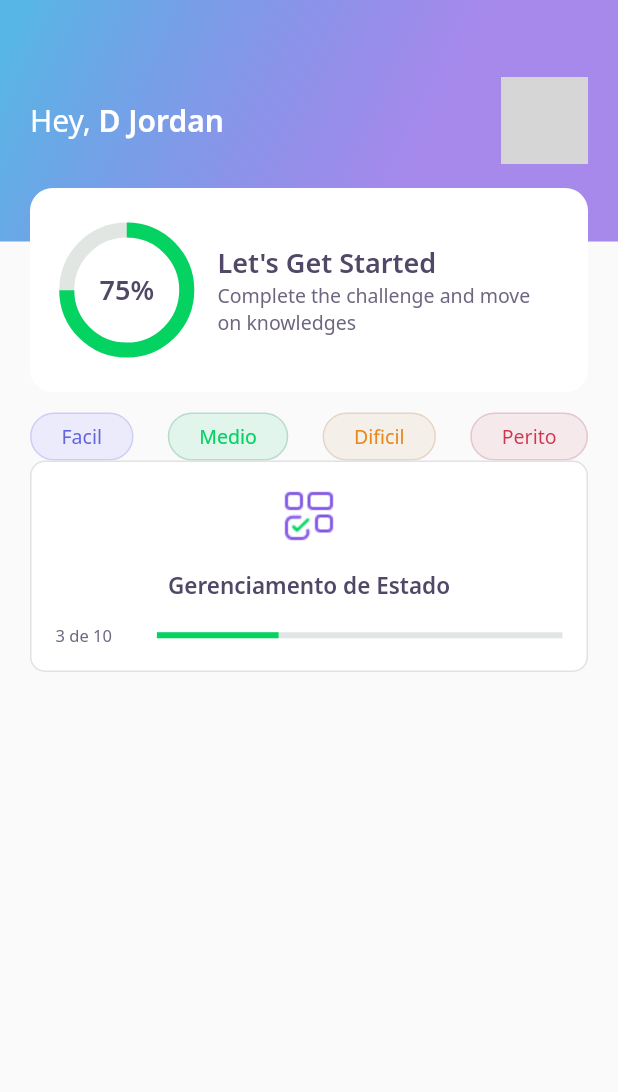
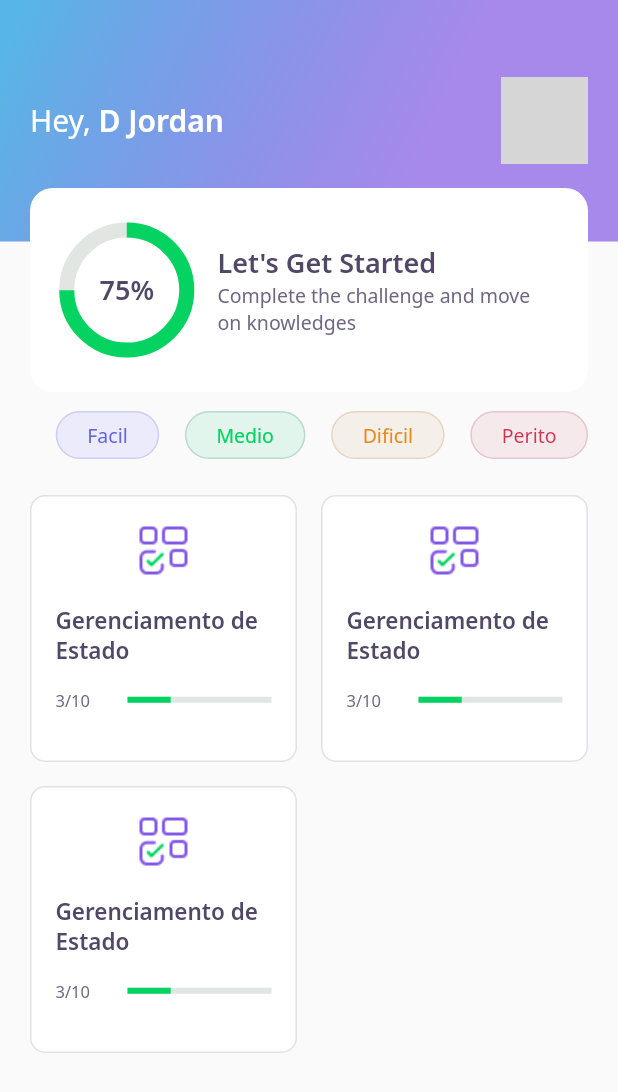
Before and after one commit to MarceloJSCesar/Dev-Quiz, a Flutter app: the HomeView screen opened directly, on a phone screen of 412 x 824 dp. Shown: the top 1092 px of the screen. Run offline on Flutter 3.47's test engine with Material 2 defaults, Android fonts, the phone set to English and light mode, and no system bars; our stand-ins replace google_fonts; network calls fail; grey boxes are pictures that could not be loaded.

Commit message:
challenge page, some components imporved

```diff
--- a/dev_quiz/lib/core/app_widget.dart
+++ b/dev_quiz/lib/core/app_widget.dart
@@ -1,5 +1,5 @@
-import './views/home/home_view.dart';
 import 'package:flutter/material.dart';
+import '../core/views/challenge/challenge_view.dart';
 
 class AppWidget extends StatelessWidget {
   @override
@@ -7,7 +7,7 @@ class AppWidget extends StatelessWidget {
     return MaterialApp(
       debugShowCheckedModeBanner: false,
       title: "DevQuiz",
-      home: HomeView(),
+      home: ChallengeView(),
     );
   }
 }
--- /dev/null
+++ b/dev_quiz/lib/core/components/challenge/widget/progress_indicator_widget.dart
@@ -0,0 +1,15 @@
+import 'package:flutter/material.dart';
+import '../../../app_colors.dart';
+
+class ProgressIndicatorWidget extends StatelessWidget {
+  final double value;
+  ProgressIndicatorWidget({required this.value});
+  @override
+  Widget build(BuildContext context) {
+    return LinearProgressIndicator(
+      valueColor: AlwaysStoppedAnimation<Color>(AppColors.chartPrimary),
+      backgroundColor: AppColors.chartSecondary,
+      value: value,
+    );
+  }
+}
--- a/dev_quiz/lib/core/components/home/quizCard/quiz_card_component.dart
+++ b/dev_quiz/lib/core/components/home/quizCard/quiz_card_component.dart
@@ -1,4 +1,5 @@
 import 'package:dev_quiz/core/app_images.dart';
+import 'package:dev_quiz/core/components/challenge/widget/progress_indicator_widget.dart';
 import 'package:flutter/material.dart';
 import '../../../app_text_styles.dart';
 import '../../../../core/app_colors.dart';
@@ -29,17 +30,9 @@ class QuizCardComponent extends StatelessWidget {
             children: <Widget>[
               Expanded(
                 flex: 1,
-                child: Text('3 de 10', style: AppTextStyles.body11),
+                child: Text('3/10', style: AppTextStyles.body11),
               ),
-              Expanded(
-                flex: 4,
-                child: LinearProgressIndicator(
-                  valueColor:
-                      AlwaysStoppedAnimation<Color>(AppColors.chartPrimary),
-                  backgroundColor: AppColors.chartSecondary,
-                  value: .3,
-                ),
-              ),
+              Expanded(flex: 2, child: ProgressIndicatorWidget(value: .3)),
             ],
           )
         ],
--- a/dev_quiz/lib/core/views/home/home_view.dart
+++ b/dev_quiz/lib/core/views/home/home_view.dart
@@ -15,12 +15,18 @@ class _HomeViewState extends State<HomeView> {
     return Scaffold(
       appBar: AppBarComponent(),
       body: Padding(
-        padding: const EdgeInsets.symmetric(horizontal: 20, vertical: 25),
+        padding: const EdgeInsets.symmetric(horizontal: 20),
         child: Column(
           children: <Widget>[
+            SizedBox(
+              height: 24,
+            ),
             Row(
               mainAxisAlignment: MainAxisAlignment.spaceBetween,
               children: <Widget>[
+                SizedBox(
+                  height: 24,
+                ),
                 LevelButtonComponent(
                   label: 'Facil',
                 ),
@@ -35,7 +41,20 @@ class _HomeViewState extends State<HomeView> {
                 ),
               ],
             ),
-            QuizCardComponent(),
+            SizedBox(
+              height: 24,
+            ),
+            Expanded(
+                child: GridView.count(
+              crossAxisCount: 2,
+              crossAxisSpacing: 16,
+              mainAxisSpacing: 16,
+              children: <Widget>[
+                QuizCardComponent(),
+                QuizCardComponent(),
+                QuizCardComponent()
+              ],
+            )),
           ],
         ),
       ),
```
Also changed, not shown: dev_quiz/lib/core/components/challenge/questionIndicator/question_indicator.dart (added, +24 -0 lines), dev_quiz/lib/core/views/challenge/challenge_view.dart (added, +22 -0 lines).
